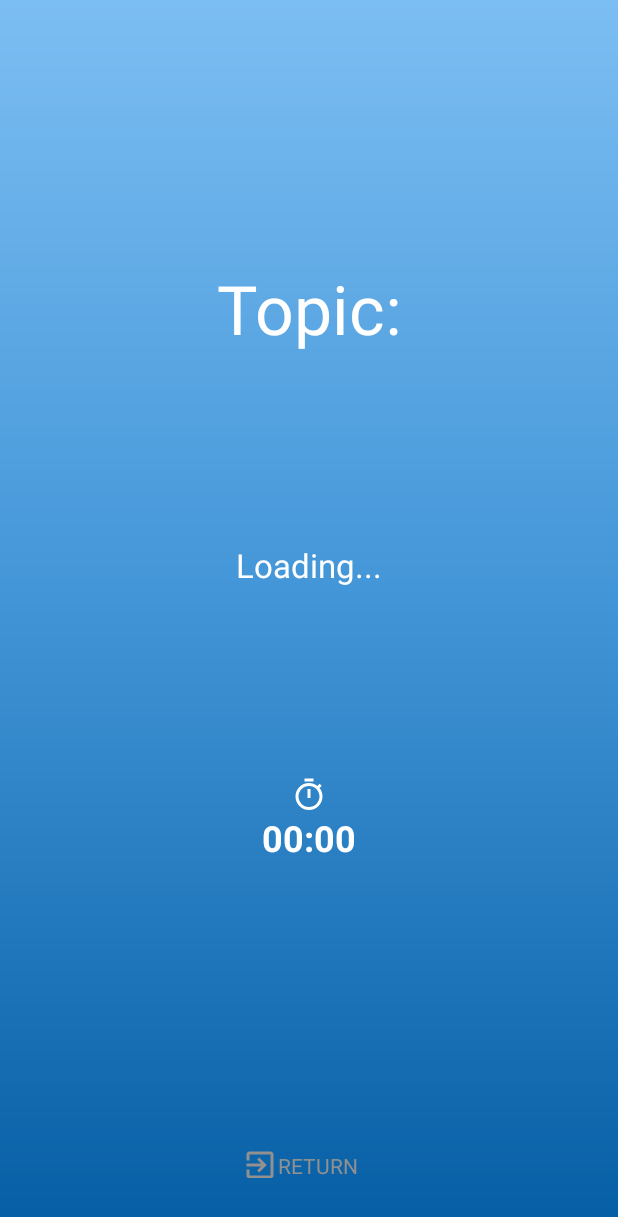
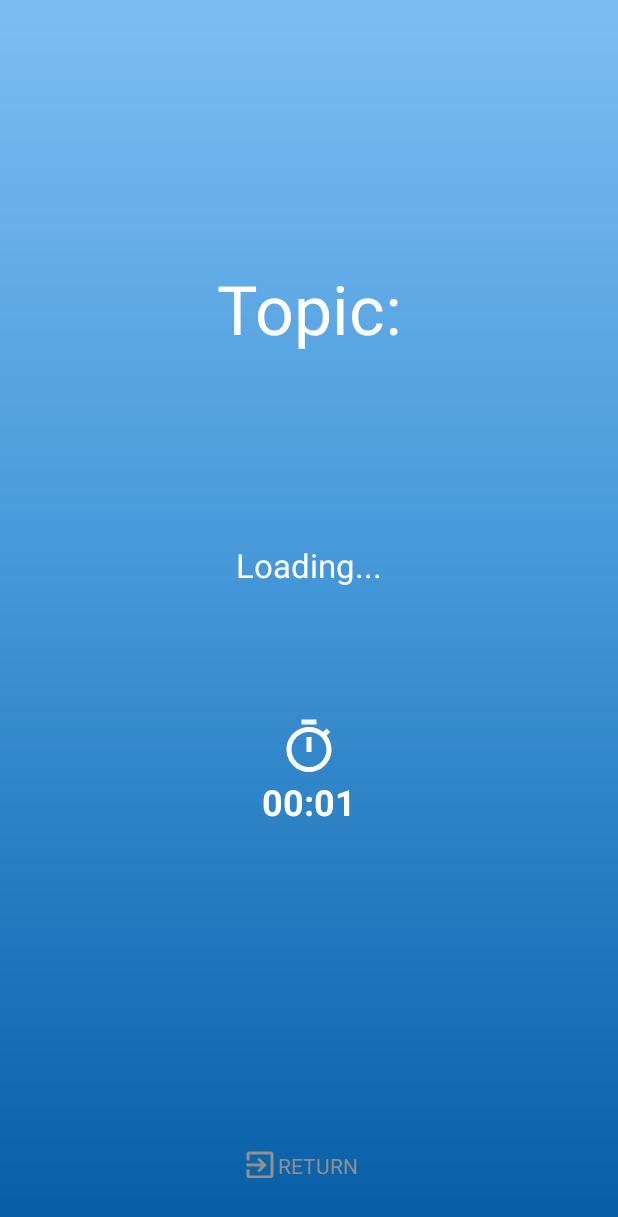
Before and after one commit to cyril-junior-dim/TableTopics, an Android app: the TopicThinkingActivity screen opened directly, with no data from a screen before it, after a tap on "SKIP", on a phone screen of 412 x 824 dp. Shown: the top 1217 px of the screen. Run offline under Robolectric (Android 15) with nearby library versions, the phone set to English and light mode, and no system bars; our stand-ins replace Firebase (no records; nobody signed in at launch, a user with empty details on screens opened directly); 3 statements that could not run were skipped.

Commit message:
Timers configured

```diff
--- a/app/src/main/java/com/example/tabletopics/TopicThinkingActivity.java
+++ b/app/src/main/java/com/example/tabletopics/TopicThinkingActivity.java
@@ -4,14 +4,17 @@ import android.animation.ValueAnimator;
 import android.content.Intent;
 import android.os.Bundle;
 import android.os.CountDownTimer;
+import android.os.SystemClock;
 import android.speech.tts.TextToSpeech;
 import android.util.Log;
 import android.view.View;
 import android.view.animation.Animation;
 import android.view.animation.AnimationUtils;
 import android.widget.Button;
+import android.widget.Chronometer;
 import android.widget.EditText;
 import android.widget.ImageButton;
+import android.widget.ImageView;
 import android.widget.TextView;
 
 import androidx.annotation.NonNull;
@@ -34,18 +37,25 @@ public class TopicThinkingActivity extends AppCompatActivity{
     //region Class Variables
     private long mTimeLeftInMillis = 30000;
     private long maxTime;
+    private long pauseOffset;
+    private boolean running;
+    private FirebaseFirestore fStore;
+    private String theme = "";
+    private Random random = new Random();
+
+    //endregion
+
+    //region Views
     private CountDownTimer mCountDownTimer;
-    private TextView title, timerText, speakerText, ret, tip;
+    private Chronometer chronometer;
+    private TextView title, timerText, ret, tip;
+    private ImageView imageView;
     private EditText mEditText;
     private TextToSpeech tts;
     private ValueAnimator valueAnimator;
-    private FirebaseFirestore fStore;
-    private String theme = "";
-    private Random random = new Random();
     private ImageButton audio;
     private Button skip;
     //endregion
-
     @Override
     protected void onCreate(Bundle savedInstanceState) {
         super.onCreate(savedInstanceState);
@@ -54,14 +64,14 @@ public class TopicThinkingActivity extends AppCompatActivity{
 //region Instantiation
         title = findViewById(R.id.speechTitle);
         timerText = findViewById(R.id.timertext);
-        speakerText = findViewById(R.id.speakerTimer);
         ret = findViewById(R.id.ret);
         tip = findViewById(R.id.textView18);
         audio = findViewById(R.id.audio);
         skip = findViewById(R.id.skip);
-        //fAuth = FirebaseAuth.getInstance();
+        chronometer = findViewById(R.id.Timer);
         fStore = FirebaseFirestore.getInstance();
         mEditText = findViewById(R.id.edit_text);
+        imageView = findViewById(R.id.clock);
 
         Intent intent = getIntent();
         theme = intent.getStringExtra("theme");
@@ -119,7 +129,8 @@ public class TopicThinkingActivity extends AppCompatActivity{
         skip.setOnClickListener(new View.OnClickListener() {
             @Override
             public void onClick(View v) {
-                startTimer2();
+                stopCountdown();
+                startChronometer(chronometer);
             }
         });
 
@@ -129,6 +140,21 @@ public class TopicThinkingActivity extends AppCompatActivity{
                 mCountDownTimer.cancel();
                 Intent intent = new Intent(v.getContext(), SpeakNowActivity.class);
                 startActivity(intent);
+            }
+        });
+
+        chronometer.setOnChronometerTickListener(new Chronometer.OnChronometerTickListener() {
+            @Override
+            public void onChronometerTick(Chronometer chronometer) {
+                if((SystemClock.elapsedRealtime() - chronometer.getBase()) >= maxTime - 60000 ){
+
+                }
+                else if ((SystemClock.elapsedRealtime() - chronometer.getBase()) >= maxTime - 30000 ){
+
+                }
+                else if ((SystemClock.elapsedRealtime() - chronometer.getBase()) >= maxTime ){
+
+                }
             }
         });
 
@@ -145,6 +171,28 @@ public class TopicThinkingActivity extends AppCompatActivity{
             }
         });
 
+    }
+
+    public void startChronometer(View v){
+        startAnimation();
+        if(!running){
+            chronometer.setBase(SystemClock.elapsedRealtime() - pauseOffset);
+            chronometer.start();
+            running = true;
+        }
+    }
+
+    public void pauseChronometer(View v){
+        if(running){
+            chronometer.stop();
+            pauseOffset = SystemClock.elapsedRealtime() - chronometer.getBase();
+            running = false;
+        }
+    }
+
+    public void resetChronometer(View v){
+        chronometer.setBase(SystemClock.elapsedRealtime());
+        pauseOffset = 0;
     }
 
     private void speak() {
@@ -171,33 +219,22 @@ public class TopicThinkingActivity extends AppCompatActivity{
             }
             @Override
             public void onFinish() {
-                startTimer2();
+                stopCountdown();
+                startChronometer(chronometer);
             }
         }.start();
     }
 
-    private void startTimer2(){
+    private void stopCountdown(){
         valueAnimator.start();
         timerText.setVisibility(View.GONE);
         audio.setVisibility(View.GONE);
         tip.setVisibility(View.GONE);
         skip.setVisibility(View.GONE);
         mCountDownTimer.cancel();
-        speakerText.setVisibility(View.VISIBLE);
-        mTimeLeftInMillis = maxTime;
+        imageView.setVisibility(View.VISIBLE);
+        chronometer.setVisibility(View.VISIBLE);
 
-        startAnimation();
-        mCountDownTimer = new CountDownTimer(mTimeLeftInMillis, 1000) {
-            @Override
-            public void onTick(long millisUntilFinished) {
-                mTimeLeftInMillis = millisUntilFinished;
-                updateCountDownText(speakerText);
-            }
-            @Override
-            public void onFinish() {
-                //valueAnimator.start();
-            }
-        }.start();
     }
 
     private void updateCountDownText(TextView textView) {
@@ -209,7 +246,7 @@ public class TopicThinkingActivity extends AppCompatActivity{
 
     private void startAnimation(){
         Animation animation = AnimationUtils.loadAnimation(this, R.anim.scale_up);
-        speakerText.startAnimation(animation);
+        chronometer.startAnimation(animation);
     }
 
 }
--- a/app/src/main/res/layout/activity_topic_thinking.xml
+++ b/app/src/main/res/layout/activity_topic_thinking.xml
@@ -53,10 +53,11 @@
         app:layout_constraintEnd_toEndOf="parent"
         app:layout_constraintStart_toStartOf="parent"
         app:layout_constraintTop_toBottomOf="@+id/speechTitle"
-        app:drawableTopCompat="@drawable/ic_timer" />
+        app:drawableTopCompat="@drawable/ic_timer"
+        />
 
-    <TextView
-        android:id="@+id/speakerTimer"
+    <Chronometer
+        android:id="@+id/Timer"
         android:layout_width="wrap_content"
         android:layout_height="wrap_content"
         android:layout_marginTop="16dp"
@@ -122,4 +123,14 @@
             android:text="@string/skip" />
     </TableRow>
 
+    <ImageView
+        android:id="@+id/clock"
+        android:layout_width="40dp"
+        android:layout_height="40dp"
+        app:layout_constraintBottom_toTopOf="@+id/Timer"
+        app:layout_constraintEnd_toEndOf="parent"
+        app:layout_constraintStart_toStartOf="parent"
+        app:srcCompat="@drawable/ic_timer"
+        android:visibility="invisible"/>
+
 </androidx.constraintlayout.widget.ConstraintLayout>
```
